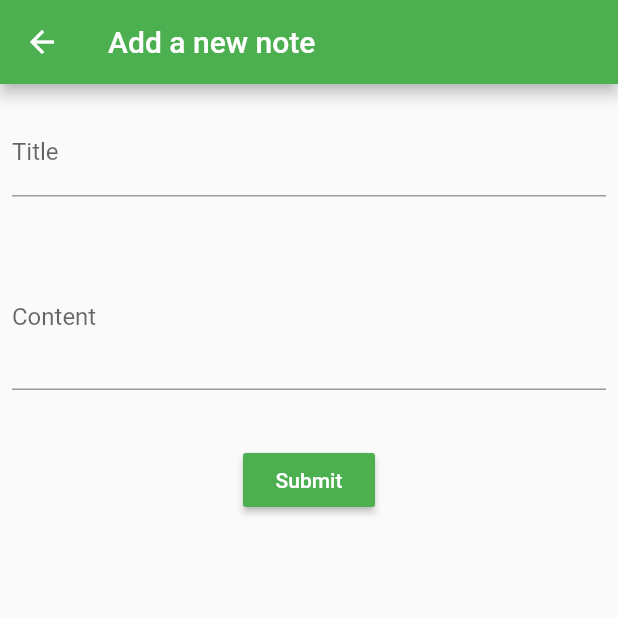
After one commit to MateuszKubiszewski/notes-placer, a Flutter app: the AddNoteTab screen opened directly, after a tap on "Submit", on a phone screen of 412 x 824 dp, the top half of it. The commit adds this screen. Run offline on Flutter 3.47's test engine with Material 2 defaults, Android fonts, the phone set to English and light mode, and no system bars; drawn by our look-alikes of flutter_form_builder; our stand-ins replace cloud_firestore, firebase_core, form_builder_validators, google_maps_flutter, location; accounts and stored records are empty; generated files the repository leaves out were written again.

Commit message:
map, viewing notes, adding notes

```diff
--- /dev/null
+++ b/lib/add_note_tab.dart
@@ -0,0 +1,148 @@
+import 'package:cloud_firestore/cloud_firestore.dart';
+import 'package:flutter/material.dart';
+import 'package:flutter_form_builder/flutter_form_builder.dart';
+import 'package:form_builder_validators/form_builder_validators.dart';
+import 'package:location/location.dart';
+
+import 'models/note.dart';
+import 'services/location_service.dart';
+
+class AddNoteTab extends StatefulWidget {
+  static const title = "Add a new note";
+  static const icon = Icon(Icons.note_add);
+
+  const AddNoteTab({super.key, required this.maximalDistance});
+
+  final double maximalDistance;
+
+  @override
+  State<AddNoteTab> createState() => _AddNoteTabState();
+}
+
+class _AddNoteTabState extends State<AddNoteTab> {
+  final _formKey = GlobalKey<FormBuilderState>();
+
+  @override
+  void initState() {
+    super.initState();
+  }
+
+  @override
+  void setState(fn) {
+    if (mounted) {
+      super.setState(fn);
+    }
+  }
+
+  @override
+  Widget build(BuildContext context) {
+    return Scaffold(
+      appBar: AppBar(
+        title: const Text(AddNoteTab.title),
+      ),
+      body: constructForm(context),
+    );
+  }
+
+  Widget constructForm(BuildContext context) {
+    return Column(
+      children: <Widget> [
+        FormBuilder(
+          key: _formKey,
+          autovalidateMode: AutovalidateMode.disabled,
+          child: Column(
+            children: <Widget> [
+              Padding(
+                padding: const EdgeInsets.symmetric(horizontal: 8, vertical: 16),
+                child: FormBuilderTextField(
+                  name: "title",
+                  decoration: const InputDecoration(
+                    labelText: "Title",
+                    hintText: "Your title will be visible from anywhere...",
+                  ),
+                  validator: FormBuilderValidators.required(),
+                  keyboardType: TextInputType.text,
+                ),
+              ),
+              Padding(
+                padding: const EdgeInsets.symmetric(horizontal: 8, vertical: 16),
+                child: FormBuilderTextField(
+                  name: "text",
+                  decoration: const InputDecoration(
+                    labelText: "Content",
+                    hintText: "Write the content of your note...",
+                  ),
+                  validator: FormBuilderValidators.required(),
+                  keyboardType: TextInputType.multiline,
+                  textInputAction: TextInputAction.newline,
+                  minLines: 3,
+                  maxLines: 10
+                ),
+              ),
+              Padding(
+                padding: const EdgeInsets.only(top: 20),
+                child: MaterialButton(
+                  color: Theme.of(context).colorScheme.secondary,
+                  child: const Text(
+                    "Submit",
+                    style: TextStyle(color: Colors.white),
+                  ),
+                  onPressed: () { onAddNotePressed(); },
+                ),
+              )
+            ]
+          )
+        ),
+      ]
+    );
+  }
+
+  void onAddNotePressed() async {
+    if (_formKey.currentState == null) {
+      return;
+    }
+
+    if (!_formKey.currentState!.saveAndValidate()) {
+      return;
+    }
+
+    Location location = Location();
+    if (! await LocationService.checkPermission(location)) {
+      return;
+    }
+
+    LocationData currentLocation = await location.getLocation();
+    if (currentLocation.latitude == null || currentLocation.longitude == null) {
+      return;
+    }
+
+    final notesCollection = FirebaseFirestore.instance.collection("notes");
+
+    var notes = await notesCollection.where("visible", isEqualTo: true).get();
+    for (var document in notes.docs) {
+      Note note = Note.fromDocument(document);
+      if (note.checkLatAndLongMaxDistance(currentLocation.latitude, currentLocation.longitude, widget.maximalDistance)) {
+        showSnackbar("You are too close to an existing note. Try adding the note in different location.");
+        return;
+      }
+    }
+
+    notesCollection.add({
+      "creatorId": "",
+      "ownerId": "",
+      "title": _formKey.currentState!.fields["title"]!.value.toString(),
+      "text": _formKey.currentState!.fields["text"]!.value.toString(),
+      "visible": true,
+      "location": GeoPoint(currentLocation.latitude!, currentLocation.longitude!)
+    }).then(
+      (response) => Navigator.pop(context),
+      onError: (error) => showSnackbar("Something went wrong, please try once again.")
+    );
+  }
+
+  void showSnackbar(String text) {
+    ScaffoldMessenger.of(context).showSnackBar(
+      SnackBar(content: Text(text)),
+    );
+  }
+}
--- /dev/null
+++ b/lib/models/note.dart
@@ -0,0 +1,40 @@
+import 'package:cloud_firestore/cloud_firestore.dart';
+
+class Note {
+  final String ownerId;
+  final String creatorId;
+  final String title;
+  final String text;
+  final bool visible;
+  final GeoPoint location;
+
+  const Note({
+     required this.ownerId,
+     required this.creatorId,
+     required this.title,
+     required this.text,
+     required this.visible,
+     required this.location
+  });
+
+  factory Note.fromDocument(DocumentSnapshot document) {
+    return Note(
+      ownerId: document['ownerId'],
+      creatorId: document['creatorId'],
+      title: document['title'],
+      text: document['text'],
+      visible: document['visible'],
+      location: document['location'],
+    );
+  }
+
+  bool checkLatAndLongMaxDistance(double? currentLatitude, double? currentLongitude, double maximalDistance) {
+    if (currentLatitude == null || currentLongitude == null) {
+      return false;
+    }
+
+    bool isLatitudeCloseEnough = (location.latitude - currentLatitude).abs() < maximalDistance;
+    bool isLongitudeCloseEnough = (location.longitude - currentLongitude).abs() < maximalDistance;
+    return isLatitudeCloseEnough && isLongitudeCloseEnough;
+  }
+}
--- a/pubspec.yaml
+++ b/pubspec.yaml
@@ -34,6 +34,11 @@ dependencies:
   # The following adds the Cupertino Icons font to your application.
   # Use with the CupertinoIcons class for iOS style icons.
   cupertino_icons: ^1.0.2
+  firebase_core: ^1.17.1
+  firebase_auth: ^3.3.19
+  cloud_firestore: ^3.1.17
+  flutter_form_builder: ^7.2.1
+  form_builder_validators: ^8.1.1
 
 dev_dependencies:
   flutter_test:
```
Also changed, not shown: lib/_main.dart (deleted, +0 -115 lines), lib/main.dart (+9 -82 lines), lib/map_tab.dart (+141 -35 lines), lib/notes_placer_app.dart (added, +113 -0 lines), lib/services/location_service.dart (added, +23 -0 lines), pubspec.lock, 4 other files.
